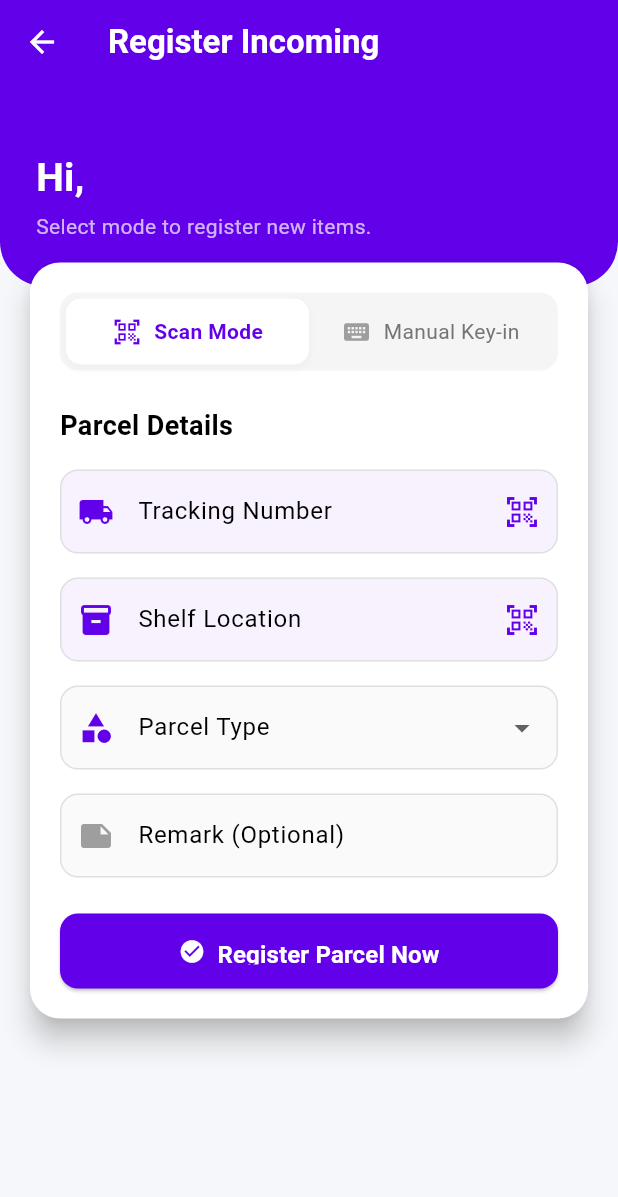
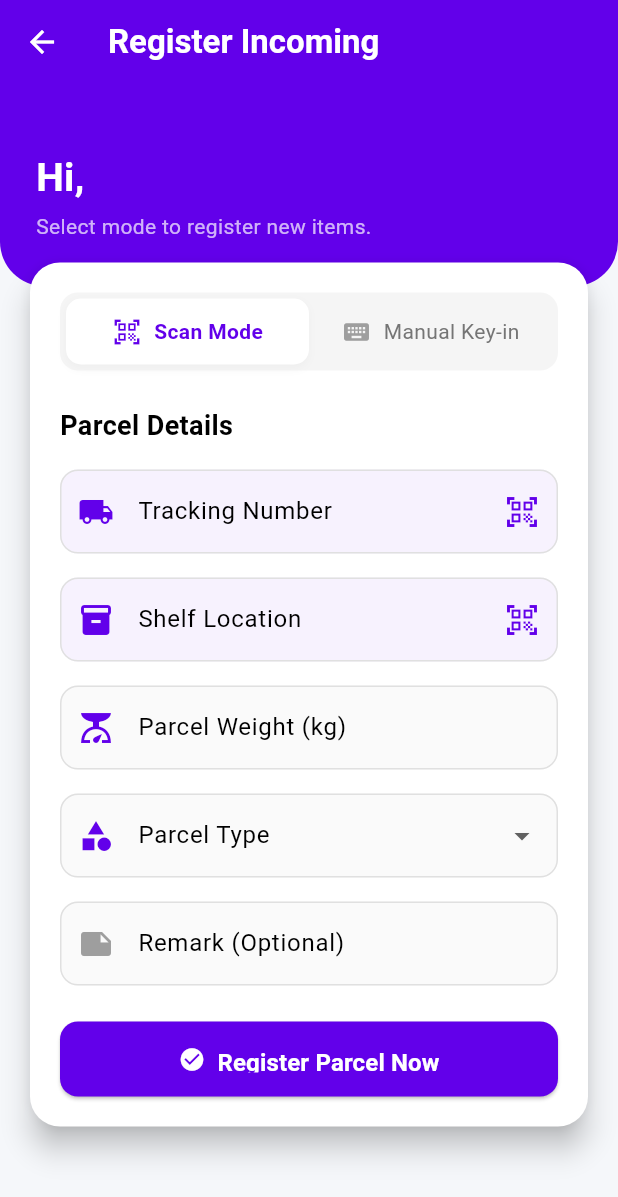
Before and after one commit to NazirulImran/parcelhub_siswa, a Flutter app: the StaffRegisterParcel screen opened directly, on a phone screen of 412 x 824 dp. Shown: the top 1197 px of the screen. Run offline on Flutter 3.47's test engine with Material 3 defaults, Android fonts, the phone set to English and light mode, and no system bars; our stand-ins replace cloud_firestore, firebase_auth, firebase_core, firebase_storage, image_picker, qr_flutter; missing offline and left inert: mobile_scanner; accounts and stored records are empty.

Commit message:
staff can edit parcel details, also different amount need to be paid based on weight of parcel

```diff
--- a/lib/staff/staff_register_parcel.dart
+++ b/lib/staff/staff_register_parcel.dart
@@ -14,10 +14,8 @@ class StaffRegisterParcel extends StatefulWidget {
 class _StaffRegisterParcelState extends State<StaffRegisterParcel> {
   final _trackingController = TextEditingController();
   final _shelfController = TextEditingController();
-
-  // 1. RENAMED CONTROLLER (Old: _recipientController)
   final _remarkController = TextEditingController();
-
+  final _weightController = TextEditingController(); // NEW: Weight Controller
   final _otherTypeController = TextEditingController();
 
   bool _isManualMode = false;
@@ -26,24 +24,25 @@ class _StaffRegisterParcelState extends State<StaffRegisterParcel> {
 
   String? _selectedType;
   final List<String> _parcelTypes = [
-    'Box',
-    'Bulky/Large Item',
-    'Documents',
-    'Soft Package',
-    'Others'
+    'Box', 'Bulky/Large Item', 'Documents', 'Soft Package', 'Others'
   ];
 
   Future<String> _getStaffName() async {
     if (currentUser == null) return "Staff";
     try {
-      DocumentSnapshot userDoc = await FirebaseFirestore.instance
-          .collection('users')
-          .doc(currentUser!.uid)
-          .get();
+      DocumentSnapshot userDoc = await FirebaseFirestore.instance.collection('users').doc(currentUser!.uid).get();
       return userDoc['name'] ?? "Staff member";
     } catch (e) {
       return "Staff member";
     }
+  }
+
+  // Helper: Calculate Fee
+  double calculateParcelFee(double weightInKg) {
+    if (weightInKg <= 2.0) return 0.50;
+    if (weightInKg <= 3.0) return 1.00;
+    if (weightInKg <= 5.0) return 2.00;
+    return 3.00;
   }
 
   void _scanBarcode(bool isShelf) {
@@ -53,16 +52,12 @@ class _StaffRegisterParcelState extends State<StaffRegisterParcel> {
       backgroundColor: Colors.transparent,
       builder: (ctx) => Container(
         height: MediaQuery.of(context).size.height * 0.6,
-        decoration: const BoxDecoration(
-          color: Colors.black,
-          borderRadius: BorderRadius.only(topLeft: Radius.circular(24), topRight: Radius.circular(24)),
-        ),
+        decoration: const BoxDecoration(color: Colors.black, borderRadius: BorderRadius.only(topLeft: Radius.circular(24), topRight: Radius.circular(24))),
         child: Column(
           children: [
             Padding(
               padding: const EdgeInsets.all(16.0),
-              child: Text(isShelf ? "Scan Shelf Code" : "Scan Tracking Label",
-                style: const TextStyle(color: Colors.white, fontSize: 18, fontWeight: FontWeight.bold)),
+              child: Text(isShelf ? "Scan Shelf Code" : "Scan Tracking Label", style: const TextStyle(color: Colors.white, fontSize: 18, fontWeight: FontWeight.bold)),
             ),
             Expanded(
               child: MobileScanner(
@@ -77,18 +72,12 @@ class _StaffRegisterParcelState extends State<StaffRegisterParcel> {
                       }
                     });
                     Navigator.pop(ctx);
-                    ScaffoldMessenger.of(context).showSnackBar(
-                      SnackBar(content: Text("Scanned: ${barcodes.first.rawValue}"), backgroundColor: Colors.green)
-                    );
+                    ScaffoldMessenger.of(context).showSnackBar(SnackBar(content: Text("Scanned: ${barcodes.first.rawValue}"), backgroundColor: Colors.green));
                   }
                 },
               ),
             ),
-             TextButton.icon(
-               onPressed: () => Navigator.pop(ctx),
-               icon: const Icon(Icons.close, color: Colors.white),
-               label: const Text("Cancel", style: TextStyle(color: Colors.white))
-             )
+             TextButton.icon(onPressed: () => Navigator.pop(ctx), icon: const Icon(Icons.close, color: Colors.white), label: const Text("Cancel", style: TextStyle(color: Colors.white)))
           ],
         ),
       ),
@@ -96,8 +85,8 @@ class _StaffRegisterParcelState extends State<StaffRegisterParcel> {
   }
 
   Future<void> _saveParcel() async {
-    if (_trackingController.text.isEmpty || _shelfController.text.isEmpty || _selectedType == null) {
-       ScaffoldMessenger.of(context).showSnackBar(const SnackBar(content: Text("Please fill in all fields!"), backgroundColor: Colors.red));
+    if (_trackingController.text.isEmpty || _shelfController.text.isEmpty || _weightController.text.isEmpty || _selectedType == null) {
+       ScaffoldMessenger.of(context).showSnackBar(const SnackBar(content: Text("Please fill in all fields (Tracking, Shelf, Weight, Type)!"), backgroundColor: Colors.red));
       return;
     }
 
@@ -110,18 +99,19 @@ class _StaffRegisterParcelState extends State<StaffRegisterParcel> {
       finalParcelType = _otherTypeController.text.trim();
     }
 
+    double weight = double.tryParse(_weightController.text) ?? 0.0;
+    double fee = calculateParcelFee(weight);
+
     setState(() => _isLoading = true);
 
     try {
       await FirebaseFirestore.instance.collection('parcels').add({
         'tracking_number': _trackingController.text.trim(),
         'shelf_location': _shelfController.text.trim(),
-
-        // 2. UPDATED DATABASE FIELD
-        // Changed key from 'recipient_email' to 'remark'
         'remark': _remarkController.text.trim(),
-
         'parcel_type': finalParcelType,
+        'weight': weight, // Save Weight
+        'fee': fee,       // Save Fee
         'status': 'Awaiting Payment',
         'arrival_date': DateFormat('yyyy-MM-dd hh:mm a').format(DateTime.now()),
         'payment_method': 'Pending',
@@ -154,10 +144,7 @@ class _StaffRegisterParcelState extends State<StaffRegisterParcel> {
             Container(
               width: double.infinity,
               padding: const EdgeInsets.fromLTRB(24, 100, 24, 30),
-              decoration: const BoxDecoration(
-                color: Color(0xFF6200EA),
-                borderRadius: BorderRadius.only(bottomLeft: Radius.circular(30), bottomRight: Radius.circular(30)),
-              ),
+              decoration: const BoxDecoration(color: Color(0xFF6200EA), borderRadius: BorderRadius.only(bottomLeft: Radius.circular(30), bottomRight: Radius.circular(30))),
               child: FutureBuilder<String>(
                 future: _getStaffName(),
                 builder: (context, snapshot) {
@@ -172,7 +159,6 @@ class _StaffRegisterParcelState extends State<StaffRegisterParcel> {
                 }
               ),
             ),
-
             Transform.translate(
               offset: const Offset(0, -20),
               child: Padding(
@@ -199,20 +185,22 @@ class _StaffRegisterParcelState extends State<StaffRegisterParcel> {
                         const Text("Parcel Details", style: TextStyle(fontSize: 18, fontWeight: FontWeight.bold)),
                         const SizedBox(height: 16),
 
-                        _buildAnimatedInputField(
-                          controller: _trackingController,
-                          label: "Tracking Number",
-                          icon: Icons.local_shipping,
-                          isManual: _isManualMode,
-                          onTapScan: () => _scanBarcode(false)
-                        ),
+                        _buildAnimatedInputField(controller: _trackingController, label: "Tracking Number", icon: Icons.local_shipping, isManual: _isManualMode, onTapScan: () => _scanBarcode(false)),
                         const SizedBox(height: 16),
-                         _buildAnimatedInputField(
-                          controller: _shelfController,
-                          label: "Shelf Location",
-                          icon: Icons.inventory,
-                          isManual: _isManualMode,
-                          onTapScan: () => _scanBarcode(true)
+                         _buildAnimatedInputField(controller: _shelfController, label: "Shelf Location", icon: Icons.inventory, isManual: _isManualMode, onTapScan: () => _scanBarcode(true)),
+                        const SizedBox(height: 16),
+
+                        // NEW: Weight Input
+                        TextFormField(
+                          controller: _weightController,
+                          keyboardType: const TextInputType.numberWithOptions(decimal: true),
+                          decoration: InputDecoration(
+                            labelText: "Parcel Weight (kg)",
+                            prefixIcon: const Icon(Icons.scale, color: Color(0xFF6200EA)),
+                            filled: true,
+                            fillColor: Colors.grey.shade50,
+                            border: OutlineInputBorder(borderRadius: BorderRadius.circular(12), borderSide: BorderSide.none),
+                          ),
                         ),
                         const SizedBox(height: 16),
 
@@ -243,14 +231,11 @@ class _StaffRegisterParcelState extends State<StaffRegisterParcel> {
                         ],
 
                         const SizedBox(height: 16),
-
-                        // 3. UPDATED INPUT FIELD UI
-                        // Replaced Email input with Remark input
                         TextFormField(
-                          controller: _remarkController, // Uses the renamed controller
+                          controller: _remarkController,
                           decoration: InputDecoration(
-                            labelText: "Remark (Optional)", // New Label
-                            prefixIcon: const Icon(Icons.note, color: Colors.grey), // New Icon
+                            labelText: "Remark (Optional)",
+                            prefixIcon: const Icon(Icons.note, color: Colors.grey),
                             filled: true,
                             fillColor: Colors.grey.shade50,
                              border: OutlineInputBorder(borderRadius: BorderRadius.circular(12), borderSide: BorderSide.none),
```
Also changed, not shown: lib/staff/staff_dashboard.dart (+75 -8 lines), lib/student/student_home.dart (+61 -58 lines).
